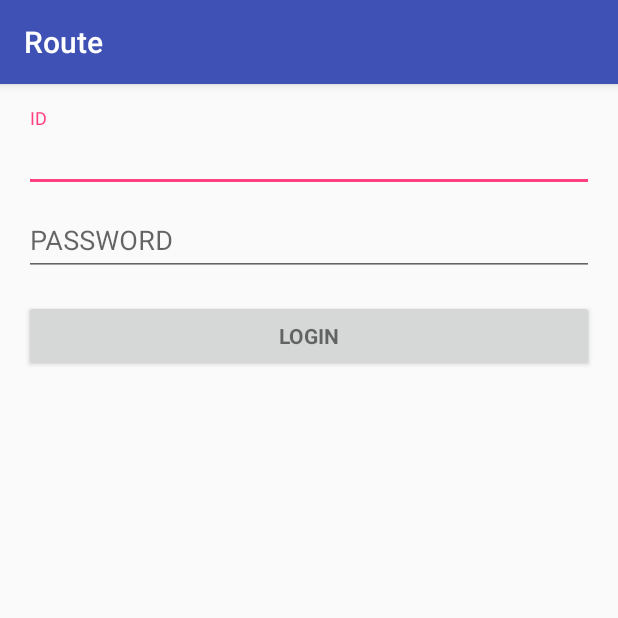
After one commit to bbumjun/Mobile-TermProject_ROUTE, an Android app: the LoginActivity screen opened directly, with no data from a screen before it, on a phone screen of 412 x 824 dp, the top half of it. The commit adds this screen. Run offline under Robolectric (Android 15) with nearby library versions, the phone set to English and light mode, and no system bars.

Commit message:
add login activity

```diff
--- a/app/src/main/AndroidManifest.xml
+++ b/app/src/main/AndroidManifest.xml
@@ -9,13 +9,15 @@
         android:roundIcon="@mipmap/ic_launcher_round"
         android:supportsRtl="true"
         android:theme="@style/AppTheme">
-        <activity android:name=".MainActivity">
+        <activity android:name=".FirstActivity">
             <intent-filter>
                 <action android:name="android.intent.action.MAIN" />
 
                 <category android:name="android.intent.category.LAUNCHER" />
             </intent-filter>
         </activity>
+        <activity android:name=".LoginActivity"></activity>
+        <activity android:name=".MainActivity"></activity>
     </application>
 
 </manifest>
--- /dev/null
+++ b/app/src/main/java/com/android/route/route/LoginActivity.java
@@ -0,0 +1,28 @@
+package com.android.route.route;
+
+import android.content.Intent;
+import android.os.Bundle;
+import android.support.v7.app.AppCompatActivity;
+import android.view.View;
+import android.widget.Button;
+import android.widget.Toast;
+
+public class LoginActivity extends AppCompatActivity {
+Button loginBtn ;
+    protected void onCreate(Bundle savedInstanceState) {
+        super.onCreate(savedInstanceState);
+        setContentView(R.layout.activity_login);
+
+        loginBtn = (Button)findViewById(R.id.loginButton);
+
+        loginBtn.setOnClickListener(new View.OnClickListener() {
+
+            @Override
+            public void onClick(View v) {
+                Toast.makeText(getApplication(),"Login success",Toast.LENGTH_LONG).show();
+                Intent intent = new Intent(getApplicationContext(),MainActivity.class);
+                startActivity(intent);
+            }
+        });
+    }
+}
--- /dev/null
+++ b/app/src/main/res/layout/activity_login.xml
@@ -0,0 +1,61 @@
+<?xml version="1.0" encoding="utf-8"?>
+<LinearLayout xmlns:android="http://schemas.android.com/apk/res/android"
+    android:padding="16dp"
+    android:layout_width="match_parent"
+    android:layout_height="match_parent">
+
+    <ProgressBar
+        android:layout_width="wrap_content"
+        android:layout_height="wrap_content"
+        android:id="@+id/login_process"
+        style="?android:attr/progressBarStyleLarge"
+        android:layout_marginBottom="8dp"
+        android:visibility="gone"
+        />
+
+    <LinearLayout
+        android:layout_width="match_parent"
+        android:layout_height="wrap_content"
+        android:id="@+id/id_login_form"
+        android:orientation="vertical"
+        >
+        <android.support.design.widget.TextInputLayout
+            android:layout_width="match_parent"
+            android:layout_height="wrap_content">
+        <AutoCompleteTextView
+            android:id="@+id/inputId"
+            android:layout_width="match_parent"
+            android:layout_height="wrap_content"
+            android:hint="ID"
+            android:maxLines="1"
+            android:singleLine="true"
+            />
+        </android.support.design.widget.TextInputLayout>
+
+        <android.support.design.widget.TextInputLayout
+            android:layout_width="match_parent"
+            android:layout_height="wrap_content">
+
+
+        <EditText
+            android:id="@+id/password"
+            android:layout_width="match_parent"
+            android:layout_height="wrap_content"
+            android:hint="PASSWORD"
+            android:imeActionId="6"
+            android:imeActionLabel="Login"
+            android:imeOptions="actionUnspecified"
+            android:inputType="textPassword"
+            android:maxLines="1"
+            android:singleLine="true" />
+        </android.support.design.widget.TextInputLayout>
+        <Button
+            android:id="@+id/loginButton"
+            style="?android:textAppearanceSmall"
+            android:layout_width="match_parent"
+            android:layout_height="wrap_content"
+            android:layout_marginTop="16dp"
+            android:text="Login"
+            android:textStyle="bold" />
+    </LinearLayout>
+</LinearLayout>
```
Also changed, not shown: app/src/main/java/com/android/route/route/FirstActivity.java (added, +66 -0 lines), app/src/main/java/com/android/route/route/SettingFragment.java (+5 -2 lines), app/src/main/res/anim/fadein.xml (added, +10 -0 lines), app/src/main/res/anim/fadeout.xml (added, +7 -0 lines), app/src/main/res/layout/activity_first.xml (added, +21 -0 lines), app/src/main/res/drawable/route_start.png (added).
